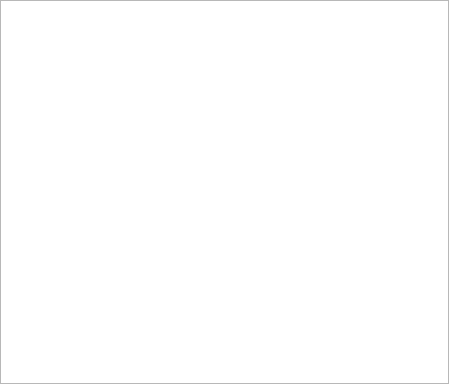
Old version of the form jabber/gui/ui/class_list.ui in the repository diffuse/jabber.
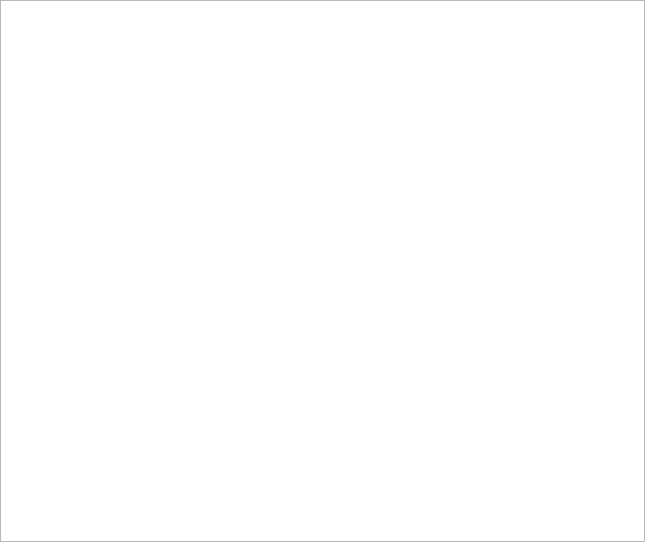
New version of the form.

Commit message: Set sorting enabled in UI file and remove bad line from requirements

The edit to the form file:
```diff
--- a/jabber/gui/ui/class_list.ui
+++ b/jabber/gui/ui/class_list.ui
@@ -6,8 +6,8 @@
    <rect>
     <x>0</x>
     <y>0</y>
-    <width>449</width>
-    <height>384</height>
+    <width>645</width>
+    <height>542</height>
    </rect>
   </property>
   <property name="windowTitle">
@@ -27,7 +27,11 @@
     <number>0</number>
    </property>
    <item>
-    <widget class="QListWidget" name="list"/>
+    <widget class="QListWidget" name="list">
+     <property name="sortingEnabled">
+      <bool>true</bool>
+     </property>
+    </widget>
    </item>
   </layout>
  </widget>
```
The commit also changes 2 other files.
